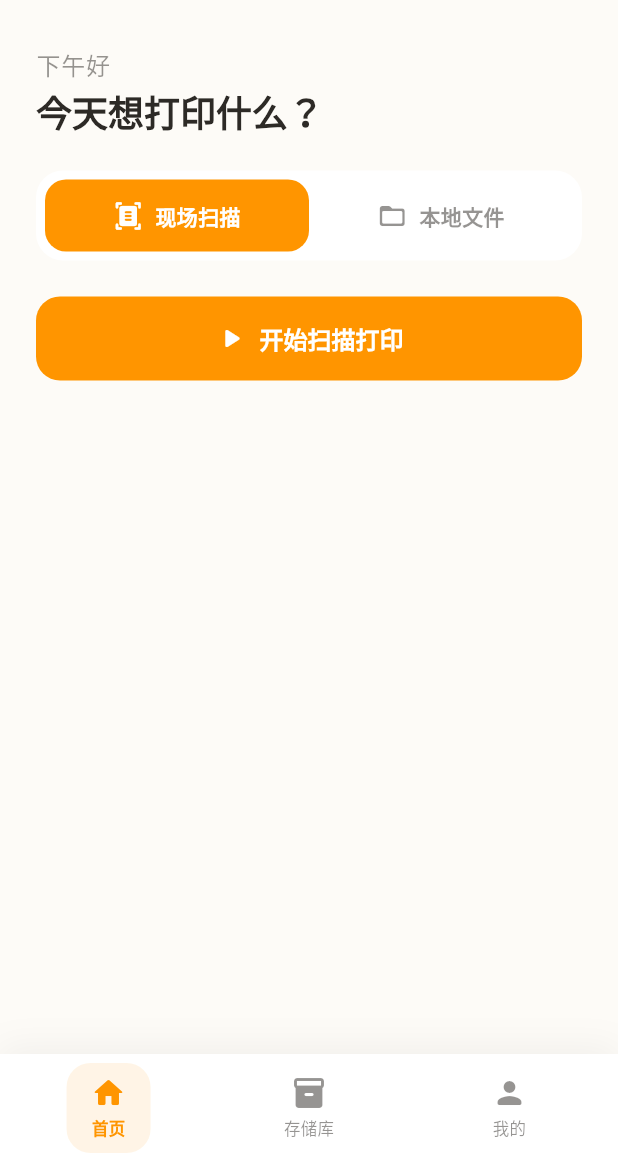
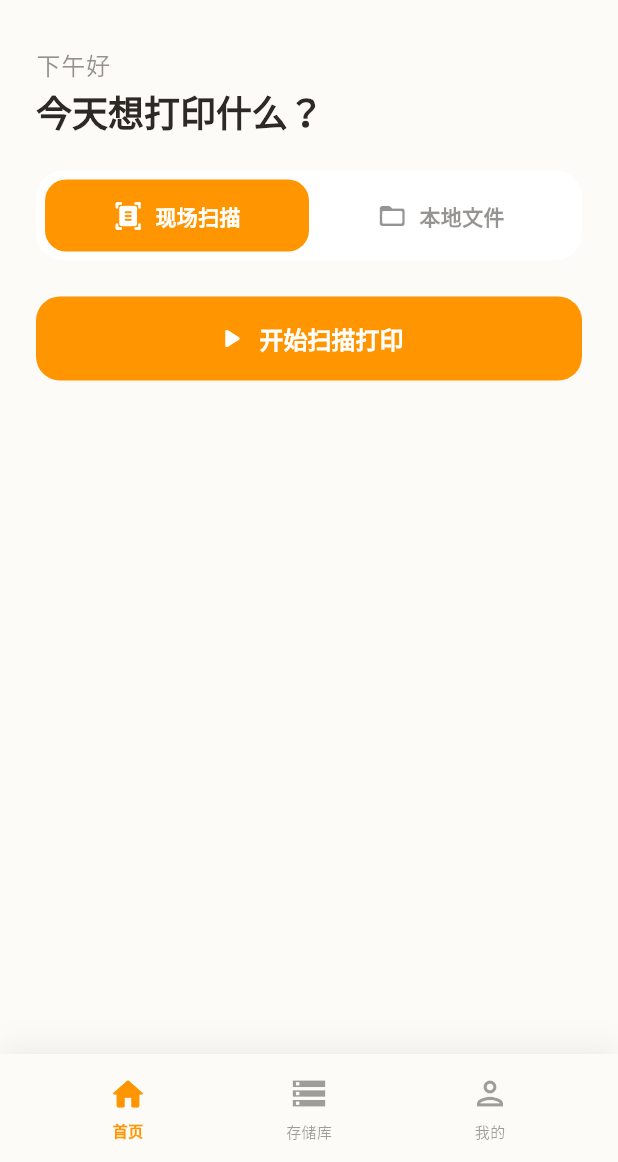
Before and after one commit to penglinghuo-alt/Bi_Sheng_Glimmer, a Flutter app: the screen it shows after launch, after a tap on "登录", on a phone screen of 412 x 824 dp, the part 74-1236 px from its top. Run offline on Flutter 3.47's test engine with Material 3 defaults, Android fonts, the phone set to English and light mode, and no system bars; our stand-ins replace flutter_riverpod, go_router, permission_handler.

Commit message:
fix: stabilize GoRouter with ValueNotifier bridge for auth redirect Co-authored-by: monkeycode-ai <monkeycode-ai@chaitin.com>

```diff
--- a/book_scanner/lib/core/routes/app_pages.dart
+++ b/book_scanner/lib/core/routes/app_pages.dart
@@ -2,7 +2,6 @@ import 'package:flutter/material.dart';
 import 'package:flutter_riverpod/flutter_riverpod.dart';
 import 'package:go_router/go_router.dart';
 import '../../core/constants/route_names.dart';
-import '../../features/auth/providers/auth_provider.dart';
 import '../../features/auth/view/login_page.dart';
 import '../../features/auth/view/register_page.dart';
 import '../../features/home/view/home_page.dart';
@@ -11,23 +10,19 @@ import '../../features/repository/view/preview_page.dart';
 import '../../features/profile/view/profile_page.dart';
 import '../../features/profile/view/device_manage_page.dart';
 
-final _authRedirect = ValueNotifier<bool>(false);
+final authRedirectNotifier = ValueNotifier<bool>(false);
 
 final routerProvider = Provider<GoRouter>((ref) {
-  final authState = ref.watch(authProvider);
-  final isAuth = authState.status == AuthStatus.authenticated;
-  _authRedirect.value = isAuth;
-
   return GoRouter(
-    refreshListenable: _authRedirect,
+    refreshListenable: authRedirectNotifier,
     initialLocation: RouteNames.login,
     redirect: (context, state) {
-      final auth = _authRedirect.value;
+      final isAuth = authRedirectNotifier.value;
       final loc = state.uri.toString();
       final isAuthRoute = loc == RouteNames.login || loc == RouteNames.register;
 
-      if (!auth && !isAuthRoute) return RouteNames.login;
-      if (auth && isAuthRoute) return RouteNames.home;
+      if (!isAuth && !isAuthRoute) return RouteNames.login;
+      if (isAuth && isAuthRoute) return RouteNames.home;
       return null;
     },
     routes: [
@@ -90,54 +85,44 @@ class _AppShell extends StatelessWidget {
   @override
   Widget build(BuildContext context) {
     final theme = Theme.of(context);
-    final location = GoRouterState.of(context).uri.toString();
+    final loc = GoRouterState.of(context).uri.toString();
 
     return Scaffold(
       body: child,
-      bottomNavigationBar: Container(
-        decoration: BoxDecoration(color: theme.colorScheme.surfaceContainerHighest, boxShadow: [BoxShadow(color: theme.shadowColor.withValues(alpha: 0.05), blurRadius: 20, offset: const Offset(0, -4))]),
-        child: SafeArea(
-          child: Padding(
-            padding: const EdgeInsets.symmetric(horizontal: 8, vertical: 6),
-            child: Row(mainAxisAlignment: MainAxisAlignment.spaceAround, children: [
-              _NavItem(icon: Icons.home_rounded, label: '首页', selected: location == RouteNames.home, onTap: () => context.go(RouteNames.home)),
-              _NavItem(icon: Icons.inventory_2_rounded, label: '存储库', selected: location == RouteNames.repository || location.startsWith('/preview'), onTap: () => context.go(RouteNames.repository)),
-              _NavItem(icon: Icons.person_rounded, label: '我的', selected: location == RouteNames.profile || location == RouteNames.deviceManage, onTap: () => context.go(RouteNames.profile)),
-            ]),
+      bottomNavigationBar: SafeArea(
+        child: Container(
+          height: 72,
+          decoration: BoxDecoration(
+            color: theme.colorScheme.surface,
+            boxShadow: [BoxShadow(color: theme.colorScheme.shadow.withValues(alpha: 0.06), blurRadius: 16, offset: const Offset(0, -4))],
           ),
+          child: Row(mainAxisAlignment: MainAxisAlignment.spaceEvenly, children: [
+            _navItem(Icons.home_rounded, Icons.home_outlined, '首页', RouteNames.home, loc, context),
+            _navItem(Icons.storage_rounded, Icons.storage_outlined, '存储库', RouteNames.repository, loc, context),
+            _navItem(Icons.person_rounded, Icons.person_outlined, '我的', RouteNames.profile, loc, context),
+          ]),
         ),
       ),
     );
   }
-}
 
-class _NavItem extends StatelessWidget {
-  final IconData icon;
-  final String label;
-  final bool selected;
-  final VoidCallback onTap;
-
-  const _NavItem({required this.icon, required this.label, required this.selected, required this.onTap});
-
-  @override
-  Widget build(BuildContext context) {
-    final theme = Theme.of(context);
-    return GestureDetector(
-      onTap: onTap,
-      behavior: HitTestBehavior.opaque,
-      child: Semantics(
-        button: true, label: label, selected: selected,
-        child: AnimatedContainer(
-          duration: const Duration(milliseconds: 200), curve: Curves.easeInOut,
-          padding: const EdgeInsets.symmetric(horizontal: 16, vertical: 8),
-          decoration: BoxDecoration(
-            color: selected ? theme.colorScheme.primary.withValues(alpha: 0.1) : Colors.transparent,
-            borderRadius: BorderRadius.circular(16),
-          ),
+  Widget _navItem(IconData filled, IconData outlined, String label, String route, String currentLoc, BuildContext context) {
+    final isActive = currentLoc == route;
+    final color = isActive ? Theme.of(context).colorScheme.primary : Theme.of(context).colorScheme.onSurface.withValues(alpha: 0.45);
+    return Semantics(
+      button: true, label: label,
+      child: InkWell(
+        onTap: isActive ? null : () => context.go(route),
+        borderRadius: BorderRadius.circular(14),
+        child: Container(
+          padding: const EdgeInsets.symmetric(horizontal: 20, vertical: 8),
           child: Column(mainAxisSize: MainAxisSize.min, children: [
-            Icon(icon, size: 24, color: selected ? theme.colorScheme.primary : theme.colorScheme.onSurface.withValues(alpha: 0.5)),
-            const SizedBox(height: 4),
-            Text(label, style: TextStyle(fontSize: 11, fontWeight: selected ? FontWeight.w700 : FontWeight.w500, color: selected ? theme.colorScheme.primary : theme.colorScheme.onSurface.withValues(alpha: 0.5))),
+            Semantics(label: label, child: Icon(isActive ? filled : outlined, size: 26, color: color)),
+            AnimatedContainer(
+              duration: const Duration(milliseconds: 200),
+              margin: EdgeInsets.only(top: isActive ? 4 : 6),
+              child: Text(label, style: TextStyle(fontSize: 10, fontWeight: isActive ? FontWeight.w700 : FontWeight.w500, color: color)),
+            ),
           ]),
         ),
       ),
--- a/book_scanner/lib/main.dart
+++ b/book_scanner/lib/main.dart
@@ -2,6 +2,7 @@ import 'package:flutter/material.dart';
 import 'package:flutter_riverpod/flutter_riverpod.dart';
 import 'core/theme/app_theme.dart';
 import 'core/routes/app_pages.dart';
+import 'features/auth/providers/auth_provider.dart';
 
 void main() {
   WidgetsFlutterBinding.ensureInitialized();
@@ -18,6 +19,10 @@ class BiShengApp extends ConsumerStatefulWidget {
 class _BiShengAppState extends ConsumerState<BiShengApp> {
   @override
   Widget build(BuildContext context) {
+    ref.listen(authProvider, (prev, next) {
+      authRedirectNotifier.value = next.status == AuthStatus.authenticated;
+    });
+
     final router = ref.watch(routerProvider);
     final themeMode = ref.watch(themeModeProvider);
 
```
